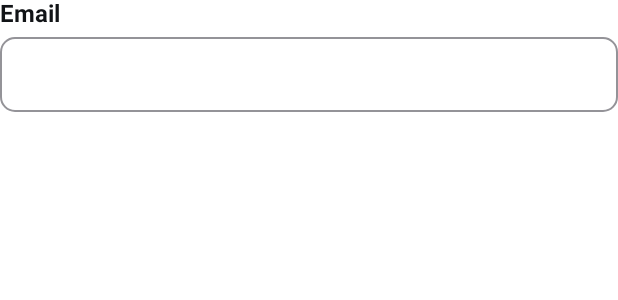
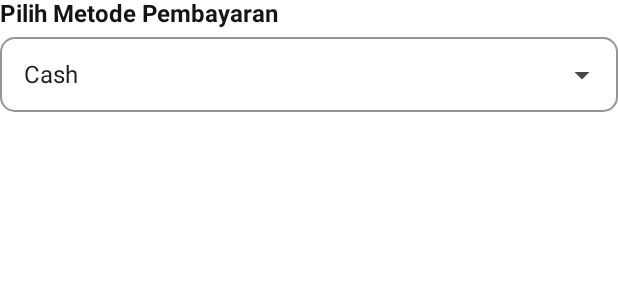
Before and after one commit to rfqagst/FinTrack, an Android app built with Jetpack Compose: the @Preview function PrevDefault, on a phone screen of 412 x 824 dp. Shown: the top 300 px of the screen. Run offline under Robolectric (Android 15) with nearby library versions, the phone set to English and light mode, and no system bars.

Commit message:
Add DropDownField

```diff
--- a/app/src/main/java/com/example/fintrack/MainActivity.kt
+++ b/app/src/main/java/com/example/fintrack/MainActivity.kt
@@ -26,7 +26,7 @@ class MainActivity : ComponentActivity() {
                     modifier = Modifier.fillMaxSize(),
                     color = Color(0xFFF6F8FB)
                 ) {
-                    HomeScreen()
+                    TambahPengeluaranScreen()
                 }
             }
         }
--- a/app/src/main/java/com/example/fintrack/ui/components/TextField.kt
+++ b/app/src/main/java/com/example/fintrack/ui/components/TextField.kt
@@ -2,14 +2,18 @@ package com.example.fintrack.ui.components
 
 import android.os.Build
 import androidx.annotation.RequiresApi
+import androidx.compose.foundation.background
 import androidx.compose.foundation.layout.Column
 import androidx.compose.foundation.layout.Spacer
 import androidx.compose.foundation.layout.fillMaxSize
 import androidx.compose.foundation.layout.fillMaxWidth
 import androidx.compose.foundation.layout.height
 import androidx.compose.foundation.layout.width
-import androidx.compose.foundation.layout.wrapContentHeight
 import androidx.compose.foundation.shape.RoundedCornerShape
+import androidx.compose.material3.DropdownMenuItem
+import androidx.compose.material3.ExperimentalMaterial3Api
+import androidx.compose.material3.ExposedDropdownMenuBox
+import androidx.compose.material3.ExposedDropdownMenuDefaults
 import androidx.compose.material3.Icon
 import androidx.compose.material3.IconButton
 import androidx.compose.material3.OutlinedTextField
@@ -43,18 +47,18 @@ fun NormalTextField(
         var normalText by rememberSaveable {
             mutableStateOf("")
         }
-        Text(text = text, style = TextStyle(
-            fontSize = 16.sp,
-            fontWeight = FontWeight(700),
-            color = Color(0xFF121417),
-
-            ))
+        Text(
+            text = text, style = TextStyle(
+                fontSize = 16.sp,
+                fontWeight = FontWeight(700),
+                color = Color(0xFF121417),
+            )
+        )
         Spacer(modifier = Modifier.height(6.dp))
         OutlinedTextField(
             modifier = Modifier
                 .fillMaxWidth()
-                .height(50.dp)
-            ,
+                .height(50.dp),
             value = normalText,
             onValueChange = {
                 normalText = it
@@ -70,6 +74,82 @@ fun NormalTextField(
         Spacer(modifier = Modifier.height(10.dp))
     }
 }
+
+@OptIn(ExperimentalMaterial3Api::class)
+@Composable
+fun DropDownField(text: String) {
+    val listPembayaran = listOf("Cash", "Debit", "E-Wallet")
+    val listKategoriPengeluaran =
+        listOf("Hiburan", "Makanan", "Pendidikan", "Obat-Obatan", "Kosmetik")
+    val listKategoriPemasukan = listOf("Gaji", "Pemberian", "Dana Pensiun")
+
+    var isExpanded by remember {
+        mutableStateOf(false)
+    }
+    var selectedPembayaran by remember { mutableStateOf(listPembayaran[0]) }
+
+    Column {
+        Text(
+            text = text, style = TextStyle(
+                fontSize = 16.sp,
+                fontWeight = FontWeight(700),
+                color = Color(0xFF121417),
+            )
+        )
+        Spacer(modifier = Modifier.height(6.dp))
+
+
+        ExposedDropdownMenuBox(
+            expanded = isExpanded,
+            onExpandedChange = { isExpanded = !isExpanded }) {
+
+            OutlinedTextField(
+                modifier = Modifier
+                    .fillMaxWidth()
+                    .height(50.dp)
+                    .menuAnchor(),
+                value = selectedPembayaran,
+                onValueChange = { },
+                readOnly = true,
+                colors = OutlinedTextFieldDefaults.colors(
+                    focusedBorderColor = Color(0xFF1BE063),
+                    unfocusedBorderColor = Color(0xFF949398),
+                ),
+                textStyle = TextStyle(fontSize = 16.sp, fontWeight = FontWeight(400)),
+                shape = RoundedCornerShape(10.dp),
+                trailingIcon = { ExposedDropdownMenuDefaults.TrailingIcon(expanded = isExpanded) }
+
+
+            )
+
+            ExposedDropdownMenu(expanded = isExpanded, onDismissRequest = { isExpanded = false }) {
+                listPembayaran.forEachIndexed { index, text ->
+                    DropdownMenuItem(
+                        modifier = Modifier
+                            .fillMaxWidth()
+                            .background(color = Color(0xFFFFFFFF)),
+                        text = { Text(text = text, style = TextStyle(fontSize = 16.sp, fontWeight = FontWeight(400))) },
+                        onClick = {
+                            selectedPembayaran = listPembayaran[index]
+                            isExpanded = false
+
+                        },
+                        contentPadding = ExposedDropdownMenuDefaults.ItemContentPadding
+
+                    )
+                }
+
+            }
+        }
+
+
+        Spacer(modifier = Modifier.height(10.dp))
+
+    }
+
+
+}
+
 
 @Composable
 fun PasswordField(
@@ -126,6 +206,5 @@ fun PasswordField(
 @Preview(showBackground = true)
 @Composable
 fun PrevDefault() {
-    NormalTextField("Email")
-//    PasswordField("Password")
+    DropDownField(text = "Pilih Metode Pembayaran")//    PasswordField("Password")
 }
--- a/app/src/main/java/com/example/fintrack/ui/screen/pencatatan/TambahPengeluaranScreen.kt
+++ b/app/src/main/java/com/example/fintrack/ui/screen/pencatatan/TambahPengeluaranScreen.kt
@@ -21,6 +21,7 @@ import androidx.compose.ui.graphics.Color
 import androidx.compose.ui.tooling.preview.Preview
 import androidx.compose.ui.unit.dp
 import com.example.fintrack.ui.components.ButtonUtama
+import com.example.fintrack.ui.components.DropDownField
 import com.example.fintrack.ui.components.NormalTextField
 
 @RequiresApi(Build.VERSION_CODES.O)
@@ -46,7 +47,7 @@ fun TambahPengeluaranScreen() {
                 NormalTextField(text = "Tanggal")
                 NormalTextField(text = "Transaksi Apa?")
                 NormalTextField(text = "Kategori Transaksi")
-                NormalTextField(text = "Jenis Pembayaran")
+                DropDownField(text = "Jenis Pembayaran")
                 NormalTextField(text = "Nominal Transaksi")
                 NormalTextField(text = "Keterangan Transaksi")
                 Spacer(modifier = Modifier.height(24.dp))
```
